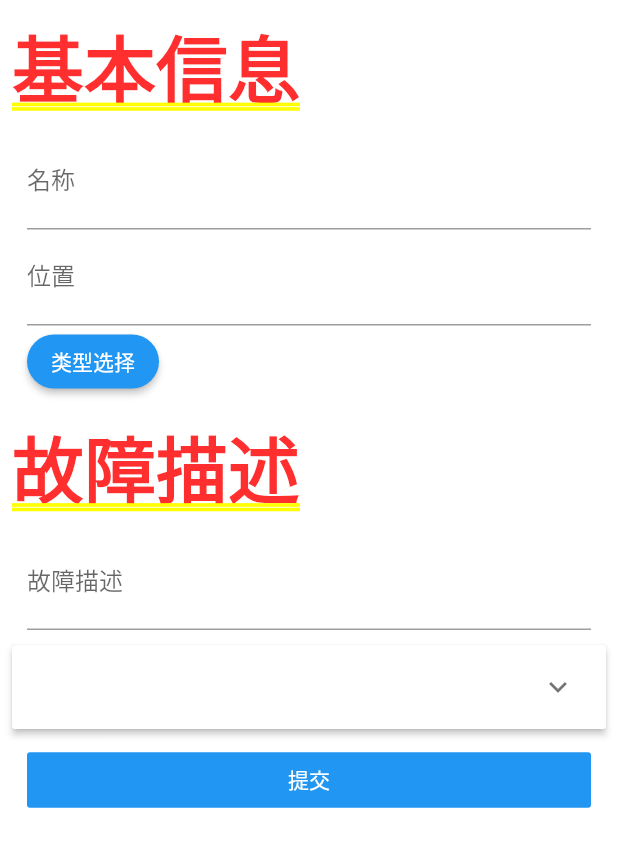
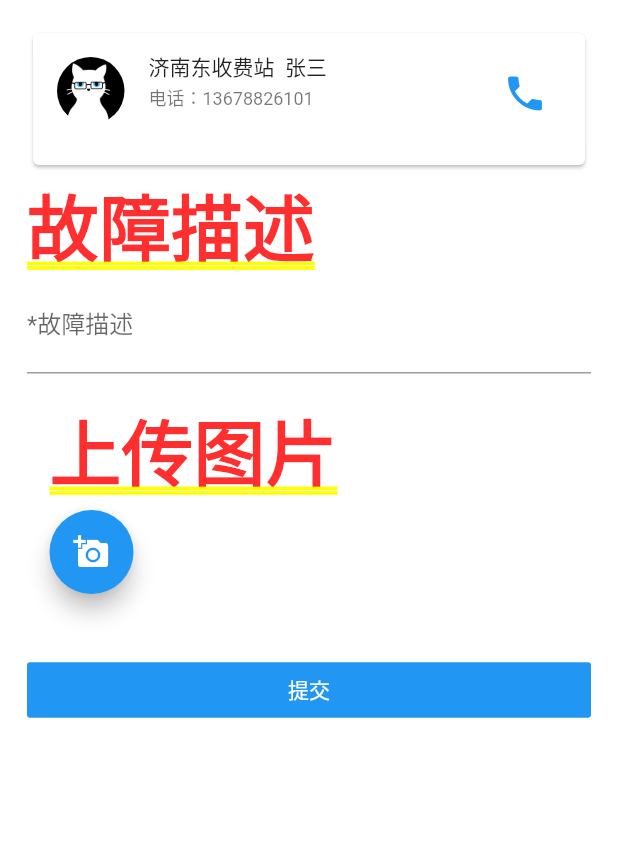
Before and after one commit to hwySensible/repair_app, a Flutter app: the RepairBody screen opened directly, on a phone screen of 412 x 824 dp. Shown: the top 847 px of the screen. Run offline on Flutter 3.47's test engine with Material 2 defaults, Android fonts, the phone set to English and light mode, and no system bars; our stand-ins replace cached_network_image, dio, fluttertoast, image_picker, shared_preferences; missing offline and left inert: flukit, flutter_drag_scale; accounts and stored records are empty; generated files the repository leaves out were written again; network calls fail.

Commit message:
修改增加页面

```diff
--- a/lib/main.dart
+++ b/lib/main.dart
@@ -3,8 +3,8 @@ import 'package:provider/provider.dart';
 import 'package:flutter_localizations/flutter_localizations.dart';
 import 'index.dart';
 
-void main() => Global.init().then((e) => runApp(MyApp()));
-
+//void main() => Global.init().then((e) => runApp(MyApp()));
+void main() => runApp(MyApp());
 class MyApp extends StatelessWidget {
   // This widget is the root of your application.
   @override
--- a/lib/widgets/repair/repair_add.dart
+++ b/lib/widgets/repair/repair_add.dart
@@ -1,10 +1,12 @@
+import 'dart:io';
 import 'dart:ui';
 
 import 'package:flutter/material.dart';
-import 'package:flutter/rendering.dart';//导折叠面板的包
-import 'package:repair_app/widgets/repair/repair_selection.dart';
+//import 'package:flutter/rendering.dart';//导折叠面板的包
+//import 'package:repair_app/widgets/repair/repair_selection.dart';//选择类型页面
 import 'package:image_picker/image_picker.dart';//从相册里面选择图片或者拍照获取照片
 import 'package:flutter_drag_scale/flutter_drag_scale.dart';
+import 'package:http/http.dart' as http;
 class RepairAdd extends StatelessWidget {
 
   final String title;
@@ -31,6 +33,12 @@ class RepairBody extends StatefulWidget {
 
 class _RepairBodyState extends State<RepairBody> {
     bool _isExpanded = false;//折叠面板闭合控制 默认全部关闭
+    //表单验证
+    GlobalKey globalKey = new GlobalKey<FormState>();
+
+
+
+
     List _imageList = []; //图片列表
     int _photoIndex = 0; //选择拍照还是相册的索引
 
@@ -38,6 +46,8 @@ bool _isExpanded = false;//折叠面板闭合控制 默认全部关闭
      {"name": "拍照", "icon": Icon(Icons.camera_alt)},
      {"name": "相册", "icon": Icon(Icons.photo_library)}
     ];
+
+
 
     //拍照或者相册选取图片，只能单选
     Future _getImage() async {
@@ -89,19 +99,20 @@ bool _isExpanded = false;//折叠面板闭合控制 默认全部关闭
       padding: const EdgeInsets.all(8.0),
       children: <Widget>[
         Container(
-          child: Text(
+          /*child: Text(
             '基本信息',
             textAlign: TextAlign.start,
-          ),
+          ),*/
         ),
         Container(
           margin: const EdgeInsets.all(10.0),
           color: Colors.white,
           child: Form(
+            key: globalKey,
             child: Column(
               crossAxisAlignment: CrossAxisAlignment.start,
               children: <Widget>[
-                TextFormField(
+                /*TextFormField(
                   decoration: InputDecoration(
                     // icon: Icon(Icons.person),
                     hintText: '请输入故障名称',
@@ -126,9 +137,34 @@ bool _isExpanded = false;//折叠面板闭合控制 默认全部关闭
                     }
                     return null;
                   },
+                ),*/
+                //基本信息
+                Card(
+                  child: ListTile(
+                    leading: ClipOval(
+                      child: Image.asset("imgs/logo_dark.png",width: 45),
                     ),
+                    title: Text('济南东收费站  张三',
+                    style: TextStyle(
+                      fontSize: 14.0,
+                    )),
+                    subtitle: Text(
+                      '电话：13678826101',
+                      style: TextStyle(
+                        fontSize: 12.0
+                      ),
+                    ),
+                    trailing: IconButton(
+                      icon:Icon(Icons.phone,color: Colors.blue,size: 30),
+                      onPressed: (){},
+                      ),
+                    isThreeLine: true,
+                    //selected: true,
+                  ),
+                ),
+
                  //选择类型
-                RaisedButton(
+                /*RaisedButton(
                   color: Colors.blue,
                   highlightColor: Colors.blue[700],
                   colorBrightness: Brightness.dark,
@@ -142,7 +178,8 @@ bool _isExpanded = false;//折叠面板闭合控制 默认全部关闭
                       return SelectionRoute();
                     }));
                   },
-                ),
+                ),*/
+
                 /*TextFormField(
                   decoration: InputDecoration(
                     // icon: Icon(Icons.person),
@@ -156,42 +193,63 @@ bool _isExpanded = false;//折叠面板闭合控制 默认全部关闭
                     return null;
                   },
                 ),*/
-              ],
-            ),
-          ),
-        ),
+
               Container(
                 child: Text(
                   '故障描述',
                   textAlign: TextAlign.start,
                 ),
               ),
-        Container(
-          margin: const EdgeInsets.all(10.0),
-          color: Colors.white,
-          child: Form(
-            child: Column(
-              crossAxisAlignment: CrossAxisAlignment.start,
-              children: <Widget>[
+              // Container(
+              //   margin: const EdgeInsets.all(10.0),
+              //   color: Colors.white,
+              //   child: Form(
+              //     child: Column(
+              //       crossAxisAlignment: CrossAxisAlignment.start,
+              //       children: <Widget>[
                       TextFormField(
                         decoration: InputDecoration(
                           // icon: Icon(Icons.person),
                           hintText: '请输入故障描述信息',
-                    labelText: '故障描述'
+                          labelText: '*故障描述'
                         ),
                         validator: (value) {
-                    if (value.isEmpty) {
-                      return 'Please enter some text';
-                    }
-                    return null;
+                          return value.trim().length > 0 ? null : "*故障描述不能为空";
                         },
+                      ),
+              //       ],
+              //     ),
+              //   ),
+              // ),
+              Container(
+                margin: EdgeInsets.fromLTRB(15, 15, 0, 20),
+                child: Column(
+                  crossAxisAlignment: CrossAxisAlignment.start,
+                  children: <Widget>[
+                      //展示选择的图片
+                  _imageList.isNotEmpty ? Wrap(
+                      spacing: 25.0,
+                      children: _getImageList()
+                    ) : Container(
+                      child: new Text("上传图片"),
+                      margin: const EdgeInsets.fromLTRB(0, 0, 0, 5.0),
+                    ),
+                    FloatingActionButton(
+                      child: Icon(Icons.add_a_photo),
+                      tooltip: "上传图片",
+                          onPressed: () => _getActionSheet(),
+                          foregroundColor: Colors.white,
+                    ),
+                  ],
+                ),
                 ),
               ],
             ),
           ),
         ),
+
         //折叠面板
-        ExpansionPanelList(
+        /*ExpansionPanelList(
            children: <ExpansionPanel>[
              ExpansionPanel(
                headerBuilder:(context,isExpanded){
@@ -293,7 +351,7 @@ bool _isExpanded = false;//折叠面板闭合控制 默认全部关闭
               });
            },
            animationDuration: kThemeAnimationDuration,
-        ),
+        ),*/
         /*Container(
           margin: const EdgeInsets.all(10.0),
           color: Colors.white,
@@ -374,7 +432,13 @@ bool _isExpanded = false;//折叠面板闭合控制 默认全部关闭
               Expanded(
                 child: FlatButton(
                   child: Text('提交'),
-                  onPressed: () {},
+                  onPressed: () {
+                    //  if((globalKey.currentState as FormState).validate()){
+                    //    print("验证通过");
+                    //    //提交描述、（如果有位置信息、选择了类型提交类型）、登录人id、已报修（status=0）、时间
+                    //     await http.post
+                    //  }
+                  },
                   splashColor: Colors.blueGrey,
                   textColor: Colors.white,
                   color: Colors.blue,
--- a/pubspec.yaml
+++ b/pubspec.yaml
@@ -25,6 +25,7 @@ dependencies:
   #图片放大拖拽
   flutter_drag_scale:
     git: https://github.com/LiuC520/flutter_drag_scale.git
+    http: ^0.11.3+17
   # The following adds the Cupertino Icons font to your application.
   # Use with the CupertinoIcons class for iOS style icons.
   cupertino_icons: ^0.1.2
```
Also changed, not shown: pubspec.lock, 2 other files. Lines whose indentation alone changed are shown as unchanged.
